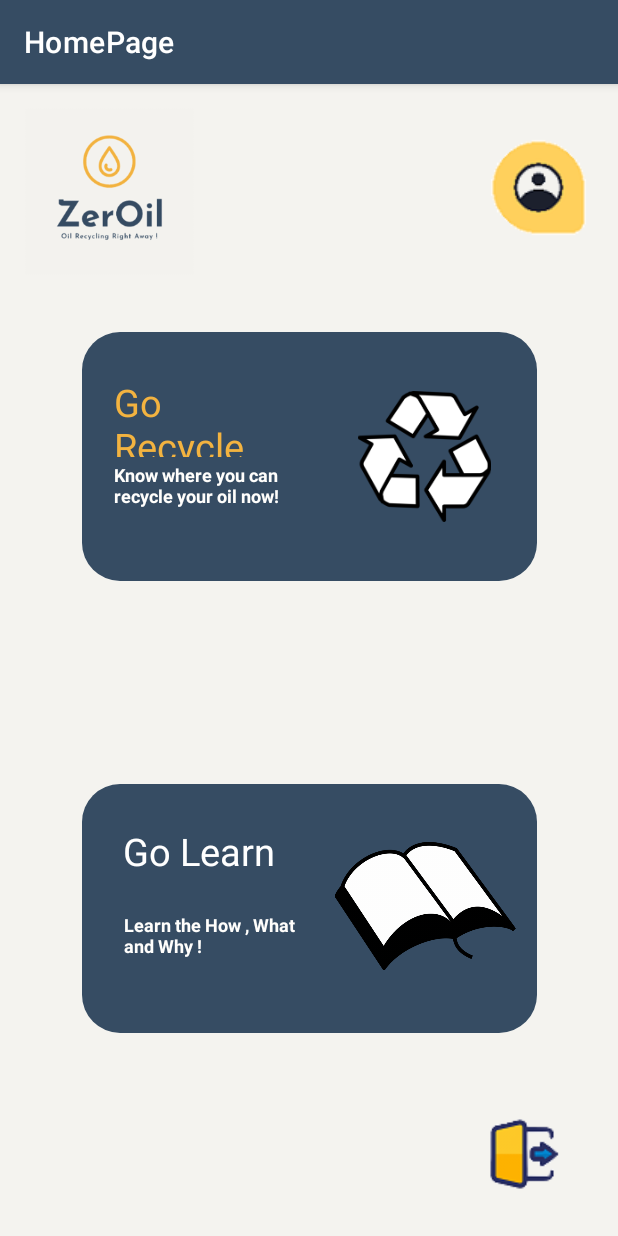
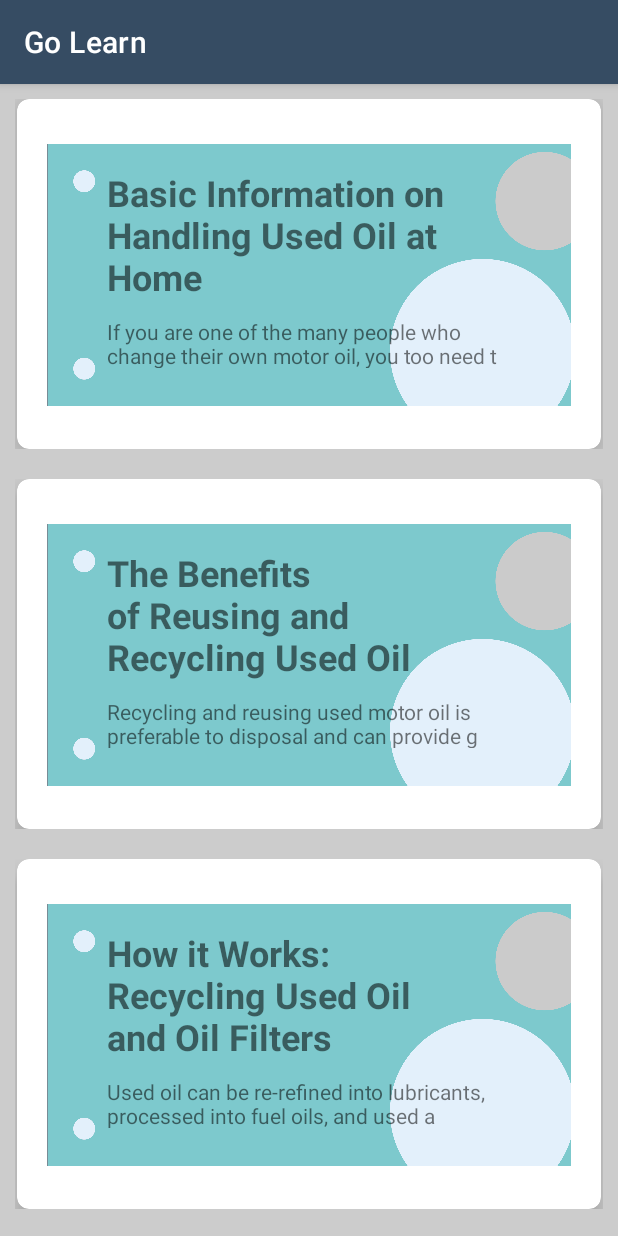
Before and after one commit to thaya1406/zeroil_app_dit, an Android app: the HomePageActivity screen opened directly, with no data from a screen before it, after a tap on an icon or button, on a phone screen of 412 x 824 dp. Run offline under Robolectric (Android 15) with nearby library versions, the light colour scheme and no system bars; Roboto replaces fonts that are not available here.

Commit message:
Final Modifications

```diff
--- a/app/src/main/AndroidManifest.xml
+++ b/app/src/main/AndroidManifest.xml
@@ -28,9 +28,8 @@
         <activity android:name=".SignUp" />
         <activity android:name=".LoginActivity" />
         <activity
-            android:name=".LearningPage"
+            android:name=".GoLearn"
             android:label="Go Learn" />
-        <activity android:name=".ContentDetails" />
         <activity
             android:name=".DropOffDetails"
             android:label="Drop Off Details" />
--- /dev/null
+++ b/app/src/main/java/com/app/zeroil/GoLearn.java
@@ -0,0 +1,46 @@
+package com.app.zeroil;
+
+import androidx.appcompat.app.AppCompatActivity;
+import androidx.constraintlayout.widget.ConstraintLayout;
+import androidx.recyclerview.widget.LinearLayoutManager;
+import androidx.recyclerview.widget.RecyclerView;
+
+import android.content.Intent;
+import android.os.Bundle;
+import android.view.View;
+import android.view.WindowManager;
+import android.view.animation.Animation;
+import android.view.animation.AnimationUtils;
+import android.widget.ImageView;
+import android.widget.TextView;
+import android.app.ActivityOptions;
+import android.os.Handler;
+import android.util.Pair;
+public class GoLearn extends AppCompatActivity {
+
+
+    // Go Learn Page
+    RecyclerView recyclerView;
+    Adapter adapter;
+
+    @Override
+    protected void onCreate(Bundle savedInstanceState) {
+        // ...
+        super.onCreate(savedInstanceState);
+        setContentView(R.layout.custom_main);
+        // Go Learn Page
+        String[] titles = getResources().getStringArray(R.array.page_title_list);
+        String[] content = getResources().getStringArray(R.array.description);
+//        int[] images = {R.drawable.used_oil, R.drawable.used_oil2, R.drawable.used_oil3, R.drawable.used_oil4, R.drawable.used_oil5, R.drawable.used_oil6};
+
+        // Lookup the recyclerview in activity layout
+        recyclerView = findViewById(R.id.recyclerView);
+        // Set layout manager to position the items
+        recyclerView.setLayoutManager(new LinearLayoutManager(this));
+        // Create adapter passing in the sample user data
+        adapter = new Adapter(this, titles, content);
+        // Attach the adapter to the recyclerview to populate items
+        recyclerView.setAdapter(adapter);
+
+    }
+}
--- a/app/src/main/java/com/app/zeroil/HomePageActivity.java
+++ b/app/src/main/java/com/app/zeroil/HomePageActivity.java
@@ -42,7 +42,7 @@ public class HomePageActivity extends AppCompatActivity {
         btngolearn.setOnClickListener(new View.OnClickListener() {
             @Override
             public void onClick(View view) {
-                Intent intent  = new Intent(getApplicationContext(), Adapter.class);
+                Intent intent  = new Intent(getApplicationContext(), GoLearn.class);
                    startActivity(intent);
 
             }
--- a/app/src/main/res/layout/activity_home_page.xml
+++ b/app/src/main/res/layout/activity_home_page.xml
@@ -103,7 +103,7 @@
         android:elevation="100dp"
         android:fontFamily="@font/lalezar"
         android:text="Go Learn"
-        android:textColor="@color/white"
+        android:textColor="@color/colorPrimary"
         android:textSize="25sp"
         android:visibility="visible"
         app:layout_constraintBottom_toBottomOf="@+id/GoLearn"
--- a/app/src/main/res/layout/activity_learningpage.xml
+++ b/app/src/main/res/layout/activity_learningpage.xml
@@ -4,7 +4,7 @@
     xmlns:tools="http://schemas.android.com/tools"
     android:layout_width="match_parent"
     android:layout_height="match_parent"
-    tools:context=".MainActivity"
+    tools:context=".GoLearn"
     android:background="#F4F3EF"
     >
 
```
Also changed, not shown: app/src/main/java/com/app/zeroil/Adapter.java (+7 -0 lines), app/src/main/java/com/app/zeroil/MainActivity.java (+0 -12 lines).
